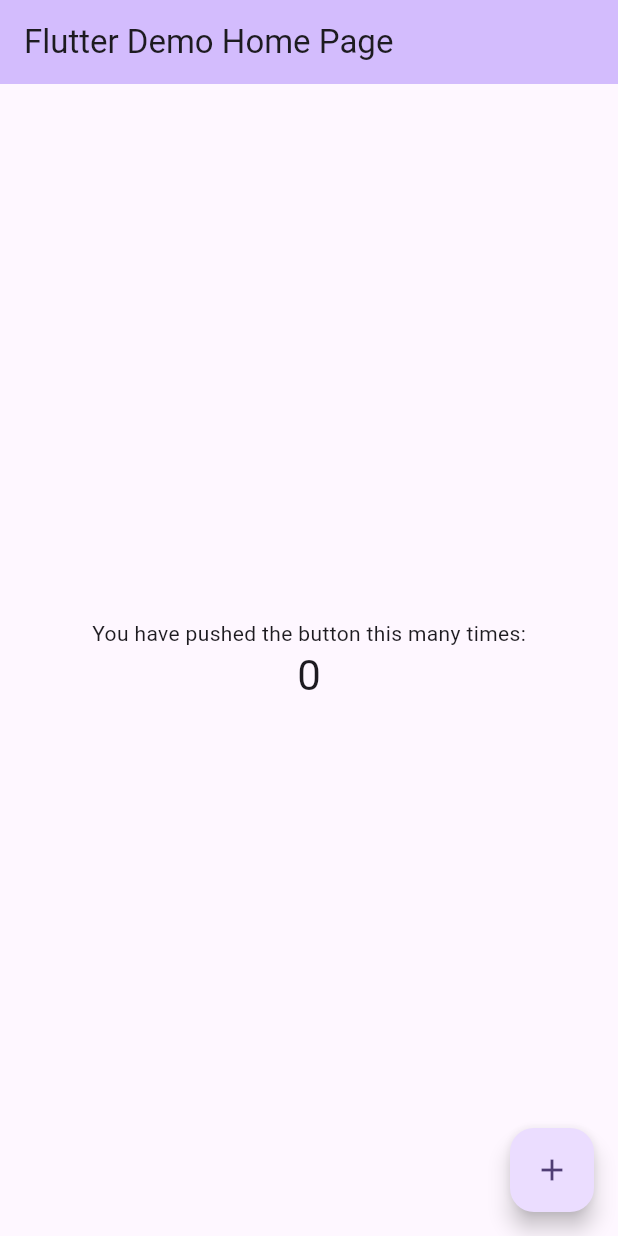
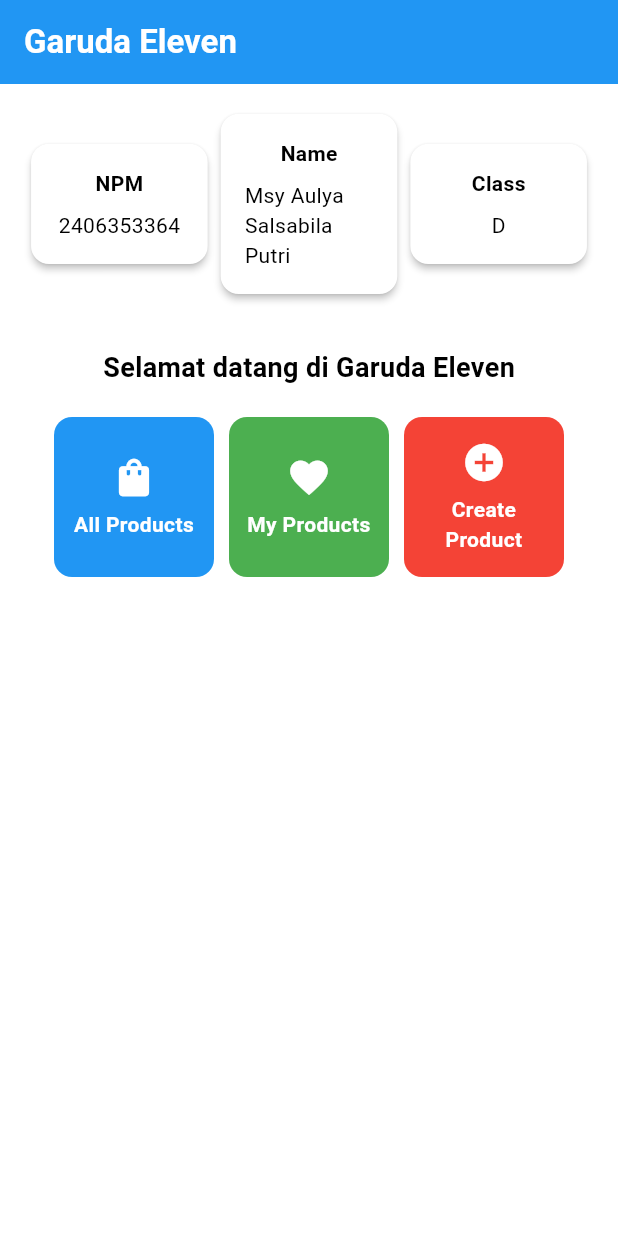
Before and after one commit to slsbilaap/garuda-eleven-mobile, a Flutter app: the screen it shows after launch, on a phone screen of 412 x 824 dp. Run offline on Flutter 3.47's test engine with Material 3 defaults, Android fonts, the light colour scheme and no system bars.

Commit message:
Tugas 7 done

```diff
--- a/lib/main.dart
+++ b/lib/main.dart
@@ -1,4 +1,5 @@
 import 'package:flutter/material.dart';
+import 'package:garuda_eleven/menu.dart';
 
 void main() {
   runApp(const MyApp());
@@ -13,110 +14,10 @@
     return MaterialApp(
       title: 'Flutter Demo',
       theme: ThemeData(
-        // This is the theme of your application.
-        //
-        // TRY THIS: Try running your application with "flutter run". You'll see
-        // the application has a purple toolbar. Then, without quitting the app,
-        // try changing the seedColor in the colorScheme below to Colors.green
-        // and then invoke "hot reload" (save your changes or press the "hot
-        // reload" button in a Flutter-supported IDE, or press "r" if you used
-        // the command line to start the app).
-        //
-        // Notice that the counter didn't reset back to zero; the application
-        // state is not lost during the reload. To reset the state, use hot
-        // restart instead.
-        //
-        // This works for code too, not just values: Most code changes can be
-        // tested with just a hot reload.
-        colorScheme: ColorScheme.fromSeed(seedColor: Colors.deepPurple),
+        colorScheme: ColorScheme.fromSwatch(primarySwatch: Colors.blue)
+        .copyWith(secondary: Colors.blueAccent[400]),
       ),
-      home: const MyHomePage(title: 'Flutter Demo Home Page'),
+      home: MyHomePage(),
     );
   }
 }
-
-class MyHomePage extends StatefulWidget {
-  const MyHomePage({super.key, required this.title});
-
-  // This widget is the home page of your application. It is stateful, meaning
-  // that it has a State object (defined below) that contains fields that affect
-  // how it looks.
-
-  // This class is the configuration for the state. It holds the values (in this
-  // case the title) provided by the parent (in this case the App widget) and
-  // used by the build method of the State. Fields in a Widget subclass are
-  // always marked "final".
-
-  final String title;
-
-  @override
-  State<MyHomePage> createState() => _MyHomePageState();
-}
-
-class _MyHomePageState extends State<MyHomePage> {
-  int _counter = 0;
-
-  void _incrementCounter() {
-    setState(() {
-      // This call to setState tells the Flutter framework that something has
-      // changed in this State, which causes it to rerun the build method below
-      // so that the display can reflect the updated values. If we changed
-      // _counter without calling setState(), then the build method would not be
-      // called again, and so nothing would appear to happen.
-      _counter++;
-    });
-  }
-
-  @override
-  Widget build(BuildContext context) {
-    // This method is rerun every time setState is called, for instance as done
-    // by the _incrementCounter method above.
-    //
-    // The Flutter framework has been optimized to make rerunning build methods
-    // fast, so that you can just rebuild anything that needs updating rather
-    // than having to individually change instances of widgets.
-    return Scaffold(
-      appBar: AppBar(
-        // TRY THIS: Try changing the color here to a specific color (to
-        // Colors.amber, perhaps?) and trigger a hot reload to see the AppBar
-        // change color while the other colors stay the same.
-        backgroundColor: Theme.of(context).colorScheme.inversePrimary,
-        // Here we take the value from the MyHomePage object that was created by
-        // the App.build method, and use it to set our appbar title.
-        title: Text(widget.title),
-      ),
-      body: Center(
-        // Center is a layout widget. It takes a single child and positions it
-        // in the middle of the parent.
-        child: Column(
-          // Column is also a layout widget. It takes a list of children and
-          // arranges them vertically. By default, it sizes itself to fit its
-          // children horizontally, and tries to be as tall as its parent.
-          //
-          // Column has various properties to control how it sizes itself and
-          // how it positions its children. Here we use mainAxisAlignment to
-          // center the children vertically; the main axis here is the vertical
-          // axis because Columns are vertical (the cross axis would be
-          // horizontal).
-          //
-          // TRY THIS: Invoke "debug painting" (choose the "Toggle Debug Paint"
-          // action in the IDE, or press "p" in the console), to see the
-          // wireframe for each widget.
-          mainAxisAlignment: MainAxisAlignment.center,
-          children: <Widget>[
-            const Text('You have pushed the button this many times:'),
-            Text(
-              '$_counter',
-              style: Theme.of(context).textTheme.headlineMedium,
-            ),
-          ],
-        ),
-      ),
-      floatingActionButton: FloatingActionButton(
-        onPressed: _incrementCounter,
-        tooltip: 'Increment',
-        child: const Icon(Icons.add),
-      ), // This trailing comma makes auto-formatting nicer for build methods.
-    );
-  }
-}
--- /dev/null
+++ b/lib/menu.dart
@@ -0,0 +1,161 @@
+import 'package:flutter/material.dart';
+
+class MyHomePage extends StatelessWidget {
+  MyHomePage({super.key});
+
+  final String nama = "Msy Aulya Salsabila Putri";
+  final String npm = "2406353364";
+  final String kelas = "D";
+  final List<ItemHomepage> items = [
+    ItemHomepage("All Products", Icons.shopping_bag, Colors.blue),
+    ItemHomepage("My Products", Icons.favorite, Colors.green),
+    ItemHomepage("Create Product", Icons.add_circle, Colors.red),
+  ];
+
+  @override
+  Widget build(BuildContext context) {
+    // Scaffold menyediakan struktur dasar halaman dengan AppBar dan body.
+    return Scaffold(
+      appBar: AppBar(
+        title: const Text(
+          'Garuda Eleven',
+          style: TextStyle(
+            color: Colors.white,
+            fontWeight: FontWeight.bold,
+          ),
+        ),
+        backgroundColor: Theme.of(context).colorScheme.primary,
+      ),
+      body: Padding(
+        padding: const EdgeInsets.all(16.0),
+        child: Column(
+          crossAxisAlignment: CrossAxisAlignment.center,
+          children: [
+            // Row untuk menampilkan 3 InfoCard secara horizontal.
+            Row(
+              mainAxisAlignment: MainAxisAlignment.spaceEvenly,
+              children: [
+                InfoCard(title: 'NPM', content: npm),
+                InfoCard(title: 'Name', content: nama),
+                InfoCard(title: 'Class', content: kelas),
+              ],
+            ),
+            const SizedBox(height: 16.0),
+            Center(
+              child: Column(
+                children: [
+                  const Padding(
+                    padding: EdgeInsets.only(top: 16.0),
+                    child: Text(
+                      'Selamat datang di Garuda Eleven',
+                      style: TextStyle(
+                        fontWeight: FontWeight.bold,
+                        fontSize: 18.0,
+                      ),
+                    ),
+                  ),
+                  GridView.count(
+                    primary: true,
+                    padding: const EdgeInsets.all(20),
+                    crossAxisSpacing: 10,
+                    mainAxisSpacing: 10,
+                    crossAxisCount: 3,
+                    shrinkWrap: true,
+                    children: items.map((ItemHomepage item) {
+                      return ItemCard(item);
+                    }).toList(),
+                  ),
+                ],
+              ),
+            ),
+          ],
+        ),
+      ),
+    );
+  }
+}
+
+class InfoCard extends StatelessWidget {
+  final String title;
+  final String content;
+
+  const InfoCard({super.key, required this.title, required this.content});
+
+  @override
+  Widget build(BuildContext context) {
+    return Card(
+      elevation: 2.0,
+      child: Container(
+        width: MediaQuery.of(context).size.width / 3.5,
+        padding: const EdgeInsets.all(16.0),
+        child: Column(
+          children: [
+            Text(
+              title,
+              style: const TextStyle(fontWeight: FontWeight.bold),
+            ),
+            const SizedBox(height: 8.0),
+            Text(content),
+          ],
+        ),
+      ),
+    );
+  }
+}
+
+class ItemHomepage {
+  final String name;
+  final IconData icon;
+  final Color color;
+
+  ItemHomepage(this.name, this.icon, this.color);
+}
+
+class ItemCard extends StatelessWidget {
+  final ItemHomepage item;
+
+  const ItemCard(this.item, {super.key});
+
+  @override
+  Widget build(BuildContext context) {
+    return Material(
+      color: item.color,
+      borderRadius: BorderRadius.circular(12),
+      child: InkWell(
+        onTap: () {
+          ScaffoldMessenger.of(context)
+            ..hideCurrentSnackBar()
+            ..showSnackBar(
+              SnackBar(
+                content: Text("Kamu telah menekan tombol ${item.name}!"),
+              ),
+            );
+        },
+        child: Container(
+          padding: const EdgeInsets.all(8),
+          child: Center(
+            child: Column(
+              mainAxisAlignment: MainAxisAlignment.center,
+              children: [
+                Icon(
+                  item.icon,
+                  color: Colors.white,
+                  size: 30.0,
+                ),
+                const Padding(padding: EdgeInsets.all(3)),
+                Text(
+                  item.name,
+                  textAlign: TextAlign.center,
+                  style: const TextStyle(
+                    color: Colors.white,
+                    fontWeight: FontWeight.bold,
+                  ),
+                ),
+              ],
+            ),
+          ),
+        ),
+      ),
+    );
+  }
+}
```
Also changed, not shown: 1 other file.
